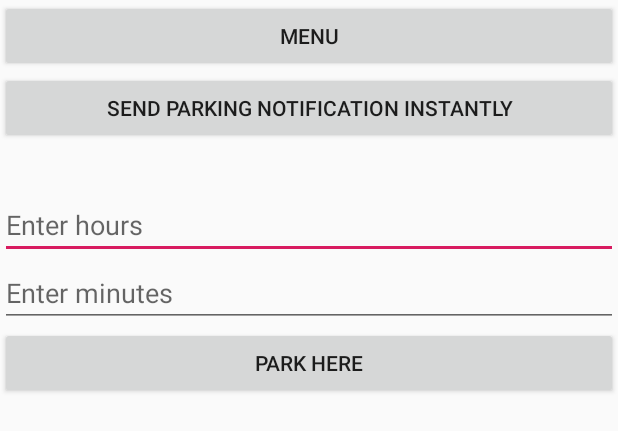
After one commit to dchiu04/SafePark, an Android app: the layout timer_popup.xml on its own in the app's theme, with its tools: preview values and no code run, on a phone screen of 412 x 824 dp. The commit adds this screen. Shown: the top 431 px of the screen. Run offline under Robolectric (Android 15) with nearby library versions, the light colour scheme and no system bars.

Commit message:
Implemented infowindow and converted timer to popup

```diff
--- a/app/build.gradle
+++ b/app/build.gradle
@@ -29,6 +29,8 @@ dependencies {
     implementation 'androidx.navigation:navigation-fragment:2.2.1'
     implementation 'androidx.navigation:navigation-ui:2.2.1'
     implementation 'androidx.lifecycle:lifecycle-extensions:2.2.0'
+    implementation 'com.google.maps.android:android-maps-utils:0.5+'
+    implementation 'com.android.volley:volley:1.1.1'
     testImplementation 'junit:junit:4.12'
     androidTestImplementation 'androidx.test.ext:junit:1.1.1'
     androidTestImplementation 'androidx.test.espresso:espresso-core:3.2.0'
--- /dev/null
+++ b/app/src/main/res/layout/timer_popup.xml
@@ -0,0 +1,51 @@
+<?xml version="1.0" encoding="utf-8"?>
+<LinearLayout xmlns:android="http://schemas.android.com/apk/res/android"
+    android:orientation="vertical" android:layout_width="match_parent"
+    android:layout_height="match_parent">
+
+    <Button
+        android:layout_width="match_parent"
+        android:layout_height="wrap_content"
+        android:onClick="onMenuClick"
+        android:text="Menu" />
+
+    <Button
+        android:layout_width="match_parent"
+        android:layout_height="wrap_content"
+        android:onClick="sendNotification"
+        android:text="Send parking notification Instantly" />
+
+    <TextView
+        android:id="@+id/textView"
+        android:layout_width="match_parent"
+        android:layout_height="31dp" />
+
+    <EditText
+        android:id="@+id/hours"
+        android:layout_width="match_parent"
+        android:layout_height="wrap_content"
+        android:ems="10"
+        android:hint="Enter hours" />
+
+    <EditText
+        android:id="@+id/minutes"
+        android:layout_width="match_parent"
+        android:layout_height="wrap_content"
+        android:hint="Enter minutes" />
+
+
+    <Button
+        android:id="@+id/btn1"
+        android:layout_width="match_parent"
+        android:layout_height="wrap_content"
+        android:text="@string/park_here" />
+
+    <Button
+        android:id="@+id/cancel"
+        android:layout_width="match_parent"
+        android:layout_height="wrap_content"
+        android:onClick="cancel"
+        android:visibility="invisible"
+        android:text="@android:string/cancel" />
+
+</LinearLayout>
--- a/app/src/main/res/values/colors.xml
+++ b/app/src/main/res/values/colors.xml
@@ -6,4 +6,5 @@
     <color name="green">#03d100</color>
     <color name="red">#ad0c0c</color>
     <color name="yellow">#d1ce00</color>
+    <color name="white">#fff</color>
 </resources>
```
Also changed, not shown: app/src/main/java/com/example/safepark/InfoWindowAdapter.java (added, +52 -0 lines), app/src/main/java/com/example/safepark/MapsActivity.java (+133 -13 lines), app/src/main/res/drawable/white_border.xml (added, +8 -0 lines), app/src/main/res/layout/activity_maps.xml (+24 -7 lines), app/src/main/res/layout/custom_info_window.xml (added, +33 -0 lines), app/src/main/res/values/strings.xml (+7 -1 lines), 2 other files.
